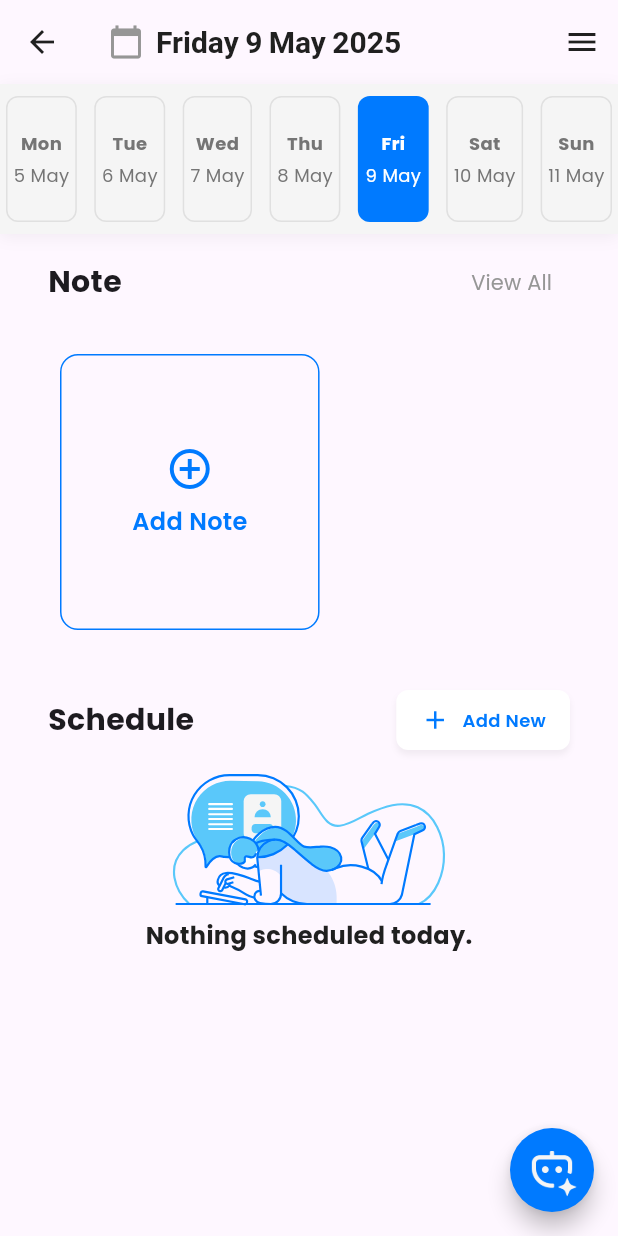
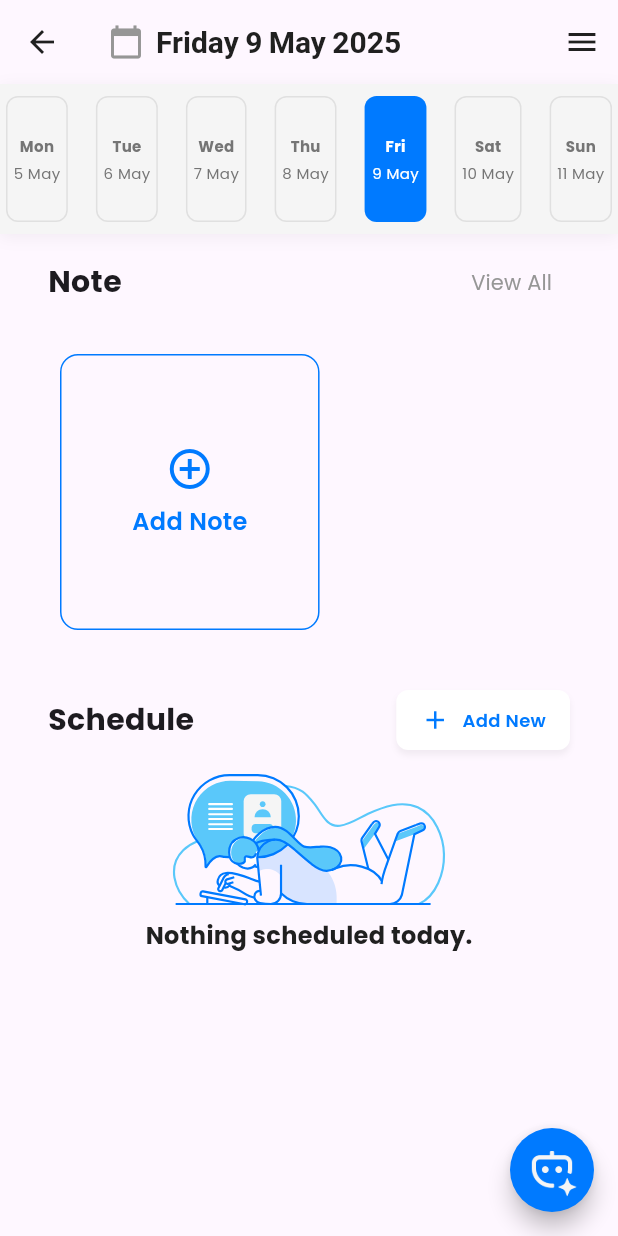
Before and after one commit to thanhquang2004/Study-tracker-app, a Flutter app: the HomeView screen opened by its route, on a phone screen of 412 x 824 dp. Run offline on Flutter 3.47's test engine with Material 3 defaults, Android fonts, the phone set to English and light mode, and no system bars; our stand-ins replace dio, equatable, flutter_bloc, flutter_dotenv, flutter_secure_storage, flutter_svg and 7 more; accounts and stored records are empty; network calls fail.

Commit message:
fix: fix size date tiem contain

```diff
--- a/lib/presentation/home/view/widget/date_time_contain.dart
+++ b/lib/presentation/home/view/widget/date_time_contain.dart
@@ -36,7 +36,7 @@ class DateTimeContain extends StatelessWidget {
             day,
             style: getBoldStyle(
               color: isActive ? Colors.white : Colors.grey.shade600,
-              fontSize: 12,
+              fontSize: 10,
             ),
           ),
           const SizedBox(height: 4),
@@ -44,7 +44,7 @@ class DateTimeContain extends StatelessWidget {
             date,
             style: getRegularStyle(
               color: isActive ? Colors.white : Colors.grey.shade600,
-              fontSize: 12,
+              fontSize: 10,
             ),
           ),
         ],
```
